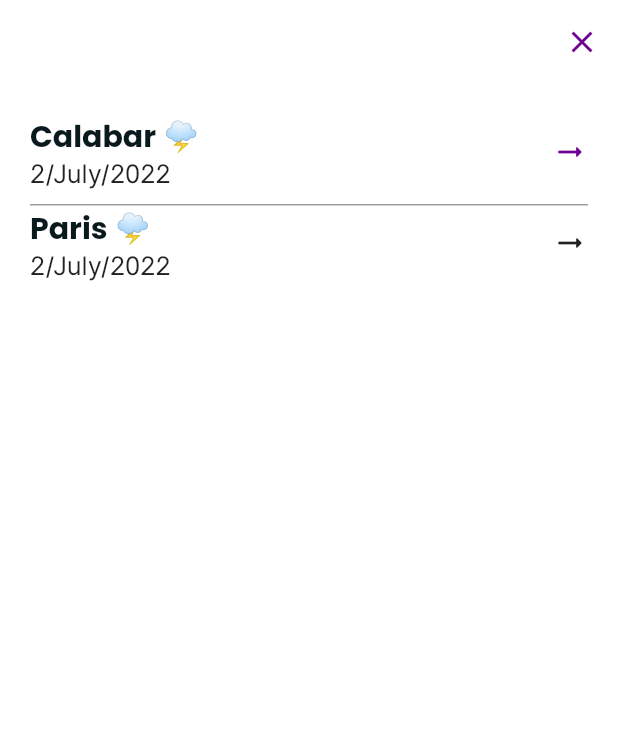
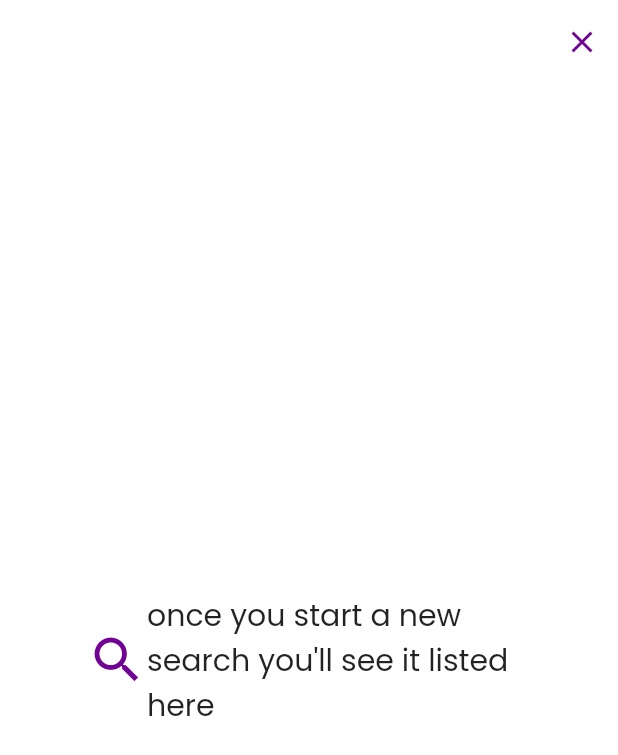
Before and after one commit to emmanueledem/worlad, a Flutter app: the WeatherHistory screen opened by its route, on a phone screen of 412 x 824 dp. Shown: the top 755 px of the screen. Run offline on Flutter 3.47's test engine with Material 2 defaults, Android fonts, the phone set to English and light mode, and no system bars; our stand-ins replace analog_clock, another_flushbar, dio, flutter_dotenv, gap, internet_connection_checker and 5 more; accounts and stored records are empty.

Commit message:
weather history

```diff
--- a/lib/app/view_models/weather/weather_view_model.dart
+++ b/lib/app/view_models/weather/weather_view_model.dart
@@ -1,4 +1,3 @@
-
 import 'package:worlad/app/view_models/base_view_model.dart';
 import 'package:worlad/features/weather/data/model/local_weather_model.dart';
 import '../../../features/weather/presentation/services/weather_service.dart';
@@ -8,7 +7,8 @@
   final WeatherServiceImplementaion _weatherService =
       WeatherServiceImplementaion();
   WeatherModel? get weatherData => _weatherService.weatherData;
-
+  List get localWeatherData => _weatherService.localWeatherData;
+  bool get ifcomplete => _weatherService.ifcomplete;
   bool inAsyncCall = false;
 
   Future<void> handleWeather({required String location}) async {
@@ -25,10 +25,15 @@
     setBusy(false);
   }
 
-
-    Future<void> getLocalWeatherData() async {
-        setBusy(true);
+  Future<void> getLocalWeatherData() async {
+    setBusy(true);
     await _weatherService.getLocalizedData();
     setBusy(false);
-    }
+  }
+
+  Future<void> removeLocalData() async {
+    setBusy(true);
+    await _weatherService.clearHistory();
+    setBusy(false);
+  }
 }
--- a/lib/core/local_storage/database_helper.dart
+++ b/lib/core/local_storage/database_helper.dart
@@ -19,15 +19,16 @@
       onCreate: (database, version) async {
         const idType = 'INTEGER PRIMARY KEY AUTOINCREMENT';
         const textType = 'TEXT NOT NULL';
+        const intType = 'INT NOT NULL';
         await database.execute(
           """
            CREATE TABLE $tableWeather (
        ${WeatherFields.id} $idType,
        ${WeatherFields.locationName} $textType,
-       ${WeatherFields.temperature} $textType,
+       ${WeatherFields.temperature} $intType,
        ${WeatherFields.description} $textType,
        ${WeatherFields.time} $textType,
-       ${WeatherFields.weatherId} $textType)
+       ${WeatherFields.weatherId} $intType)
           """,
         );
       },
--- a/lib/core/utils/greeting_utils.dart
+++ b/lib/core/utils/greeting_utils.dart
@@ -9,7 +9,9 @@
 
   static String getCurrentDate() {
     final formatedDate = DateFormat.yMMMMd('en_US').format(DateTime.now());
-    return formatedDate;
+    final formatedTime = DateFormat("hh:mm:ss a").format(DateTime.now());
+    var dateTime = formatedDate + ' ' + formatedTime;
+    return dateTime;
   }
 
   static String greeting() {
--- a/lib/features/onboarding_screen.dart
+++ b/lib/features/onboarding_screen.dart
@@ -45,7 +45,6 @@
                 var userVisitingProvider =
                     Provider.of<HomeProvider>(context, listen: false);
               await userVisitingProvider.changeStatus();
-                Logger().d(userVisitingProvider.alreadyVisited);
                 Navigator.pushReplacementNamed(context, Routes.introScreen);
               },
               child: Container(
--- a/lib/features/weather/presentation/pages/weather_history.dart
+++ b/lib/features/weather/presentation/pages/weather_history.dart
@@ -3,6 +3,10 @@
 import 'package:provider/provider.dart';
 import 'package:worlad/app/shared/colors.dart';
 import 'package:worlad/app/view_models/weather/weather_view_model.dart';
+import 'package:worlad/app/widgets/alert.dart';
+import 'package:worlad/core/navigators/routes.dart';
+import 'package:worlad/core/utils/weather_utils.dart';
+import 'package:worlad/features/weather/presentation/pages/weather_result.dart';
 
 class WeatherHistory extends StatefulWidget {
   const WeatherHistory({Key? key}) : super(key: key);
@@ -12,6 +16,8 @@
 }
 
 class _WeatherHistoryState extends State<WeatherHistory> {
+  final WeatherUtils _weatherUtils = WeatherUtils();
+
   @override
   void initState() {
     _handleWeatherData();
@@ -20,16 +26,40 @@
 
   Future<void> _handleWeatherData() async {
     WidgetsBinding.instance!.addPostFrameCallback((_) {
-      Provider.of<WeatherViewModel>(context, listen: false).getLocalWeatherData();
+      Provider.of<WeatherViewModel>(context, listen: false)
+          .getLocalWeatherData();
     });
   }
 
   @override
   Widget build(BuildContext context) {
+    final weatherProvider = Provider.of<WeatherViewModel>(context);
     return Scaffold(
       backgroundColor: Colors.white,
       appBar: AppBar(
         backgroundColor: Colors.white,
+        leading: weatherProvider.localWeatherData.isEmpty
+            ? const Text('')
+            : PopupMenuButton(
+                icon: const Icon(
+                  Icons.more_horiz,
+                  color: AppColor.appColour,
+                ),
+                itemBuilder: (context) {
+                  return const [
+                    PopupMenuItem(
+                      value: 'deleteAll',
+                      child: Text('Clear History'),
+                    )
+                  ];
+                },
+                onSelected: (String value) {
+                  errorAlertMessage(context, () {
+                    weatherProvider.removeLocalData();
+                    Navigator.pop(context);
+                  });
+                },
+              ),
         actions: [
           IconButton(
               onPressed: () {
@@ -43,21 +73,75 @@
         automaticallyImplyLeading: false,
         elevation: 0,
       ),
-      body: SingleChildScrollView(
-        child: SafeArea(
+      body: weatherProvider.ifcomplete == true
+          ? const Center(
+              child: CircularProgressIndicator(
+              color: AppColor.appColour,
+            ))
+          : weatherProvider.localWeatherData.isEmpty
+              ? Padding(
+                  padding:
+                      const EdgeInsets.symmetric(vertical: 100, horizontal: 50),
+                  child: Center(
+                    child: Padding(
+                      padding: const EdgeInsets.all(8.0),
+                      child: Row(
+                        children: const [
+                          Icon(
+                            Icons.search,
+                            size: 40,
+                            color: AppColor.appColour,
+                          ),
+                          Expanded(
+                            child: Text(
+                              'once you start a new search you\'ll see it listed here',
+                              style: TextStyle(
+                                  fontFamily: 'poppins', fontSize: 20.0),
+                            ),
+                          ),
+                        ],
+                      ),
+                    ),
+                  ),
+                )
+              : SafeArea(
                   child: Padding(
                     padding: const EdgeInsets.all(20),
+                    child: ListView.builder(
+                        itemCount: weatherProvider.localWeatherData.length,
+                        itemBuilder: (context, index) {
+                          final Map item =
+                              weatherProvider.localWeatherData[index];
+
+                          return Padding(
+                            padding: const EdgeInsets.only(bottom: 10),
+                            child: GestureDetector(
+                              onTap: () {
+                                Navigator.pushNamed(
+                                  context,
+                                  Routes.weatherResultPage,
+                                  arguments: DisplayWeatherInfo(
+                                      locationName: item['locationName'],
+                                      temperature: item['temperature'].toInt(),
+                                      description: item['description'],
+                                      id: item['weatherId']),
+                                );
+                              },
                               child: Column(
                                 children: [
                                   Row(
-                  mainAxisAlignment: MainAxisAlignment.spaceBetween,
+                                    mainAxisAlignment:
+                                        MainAxisAlignment.spaceBetween,
                                     children: [
                                       Column(
-                      crossAxisAlignment: CrossAxisAlignment.start,
-                      children: const [
+                                        crossAxisAlignment:
+                                            CrossAxisAlignment.start,
+                                        children: [
                                           Text(
-                          'Calabar 🌩',
-                          style: TextStyle(
+                                            item['locationName'] +
+                                                _weatherUtils.getWeatherIcon(
+                                                    item['weatherId']),
+                                            style: const TextStyle(
                                                 color: Color(0xff0A191E),
                                                 fontSize: 20,
                                                 fontWeight: FontWeight.w700,
@@ -65,8 +149,8 @@
                                                 fontFamily: 'poppins'),
                                           ),
                                           Text(
-                          '2/July/2022',
-                          style: TextStyle(
+                                            item['time'],
+                                            style: const TextStyle(
                                               fontFamily: 'Inter',
                                               fontStyle: FontStyle.normal,
                                               fontWeight: FontWeight.w500,
@@ -81,45 +165,17 @@
                                       )
                                     ],
                                   ),
-                const Gap(10),
+                                  const Gap(7),
                                   const Divider(
                                     color: Colors.grey,
                                     height: 1,
                                     thickness: 1,
                                   ),
-                Row(
-                  mainAxisAlignment: MainAxisAlignment.spaceBetween,
-                  children: [
-                    Column(
-                      crossAxisAlignment: CrossAxisAlignment.start,
-                      children: const [
-                        Text(
-                          'Paris 🌩',
-                          style: TextStyle(
-                              color: Color(0xff0A191E),
-                              fontSize: 20,
-                              fontWeight: FontWeight.w700,
-                              fontStyle: FontStyle.normal,
-                              fontFamily: 'poppins'),
-                        ),
-                        Text(
-                          '2/July/2022',
-                          style: TextStyle(
-                            fontFamily: 'Inter',
-                            fontStyle: FontStyle.normal,
-                            fontWeight: FontWeight.w500,
-                            fontSize: 17,
-                          ),
-                        )
-                      ],
-                    ),
-                    const Icon(Icons.arrow_right_alt_rounded)
-                  ],
-                ),
-                const Gap(10)
                                 ],
                               ),
                             ),
+                          );
+                        }),
                   ),
                 ),
     );
--- a/lib/features/weather/presentation/pages/weather_search.dart
+++ b/lib/features/weather/presentation/pages/weather_search.dart
@@ -100,10 +100,12 @@
                                     locationName: value,
                                     temperature: weatherProvider
                                         .weatherData!.main!.temp!
-                                        .toInt(),
+                                        .toInt()
+                                        ,
                                     time: TimeFmt.getCurrentDate(),
                                     weatherId: weatherProvider
-                                        .weatherData!.weather![0].id),
+                                        .weatherData!.weather![0].id
+                                ),
                               );
 
                               Navigator.pushNamed(
--- a/lib/features/weather/presentation/services/weather_service.dart
+++ b/lib/features/weather/presentation/services/weather_service.dart
@@ -12,6 +12,7 @@
   Future getWeatherInfo(double lon, double lat);
   Future runLocalization(LocalWeatherModel localWeatherData);
   Future getLocalizedData();
+  Future clearHistory();
 }
 
 class WeatherServiceImplementaion implements WeatherService {
@@ -21,8 +22,11 @@
   WeatherModel? _weatherData;
   WeatherModel? get weatherData => _weatherData;
 
-  LocalWeatherModel? _localWeatherData;
-  LocalWeatherModel? get LocalWeatherData => _localWeatherData;
+  bool _ifcomplete = true;
+  bool get ifcomplete => _ifcomplete;
+
+  List _localWeatherData = [];
+  List get localWeatherData => _localWeatherData;
 
   @override
   Future getLocationData(String location) async {
@@ -58,7 +62,6 @@
       var response = await dbHelper.db.insert(
           tableWeather, localWeatherData.toMap(),
           conflictAlgorithm: ConflictAlgorithm.replace);
-      Logger().d(response.bitLength);
     } catch (e) {
       Logger().e('$e');
     }
@@ -66,15 +69,21 @@
 
   @override
   Future getLocalizedData() async {
-    try {
-      dbHelper = DatabaseHelper();
-      await dbHelper.initDB();
-      final List<Map<String, dynamic>> queryResponse = await dbHelper.db.query(
-        tableWeather,
-      );
-      // _localWeatherData = LocalWeatherModel.fromMap(queryResponse);
-    } catch (e) {
-      Logger().d('$e');
-    }
+    dbHelper = DatabaseHelper();
+    await dbHelper.initDB();
+    final List<Map<String, dynamic>> queryResponse = await dbHelper.db.query(
+      tableWeather,
+      orderBy: "id DESC",
+    );
+    _localWeatherData = queryResponse;
+    _ifcomplete = false;
+  }
+
+  @override
+  Future<void> clearHistory() async {
+    dbHelper = DatabaseHelper();
+    await dbHelper.initDB();
+    await dbHelper.db.delete(tableWeather);
+    await getLocalizedData();
   }
 }
```
Also changed, not shown: lib/app/widgets/alert.dart (added, +31 -0 lines). Lines whose indentation alone changed are shown as unchanged.
